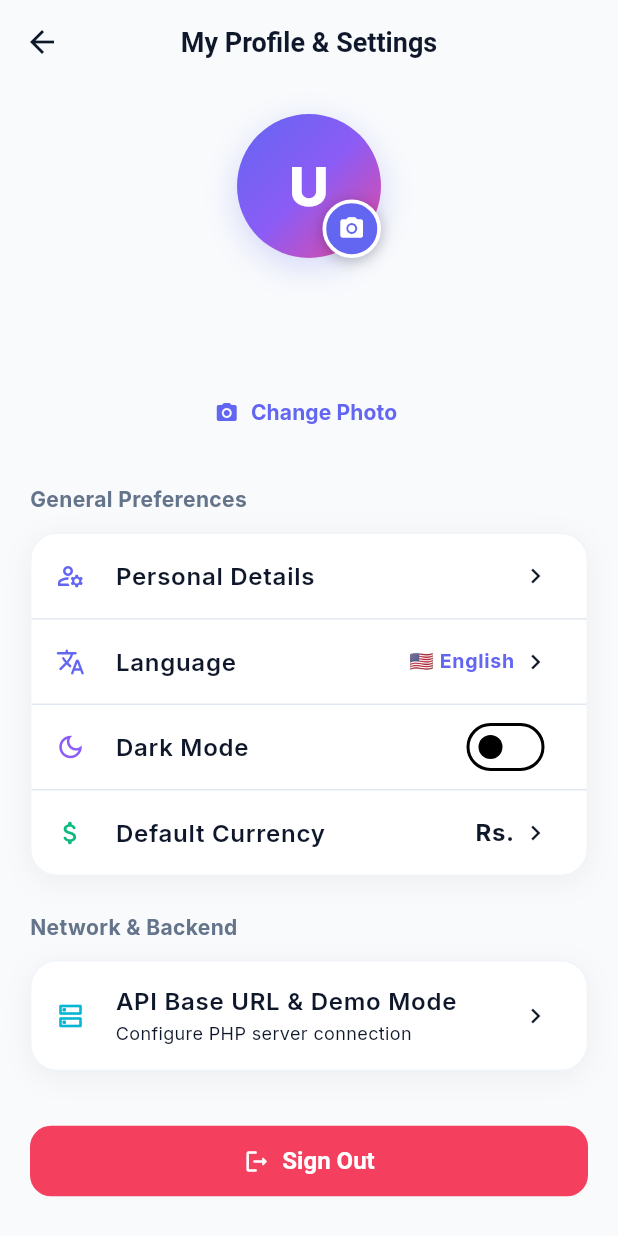
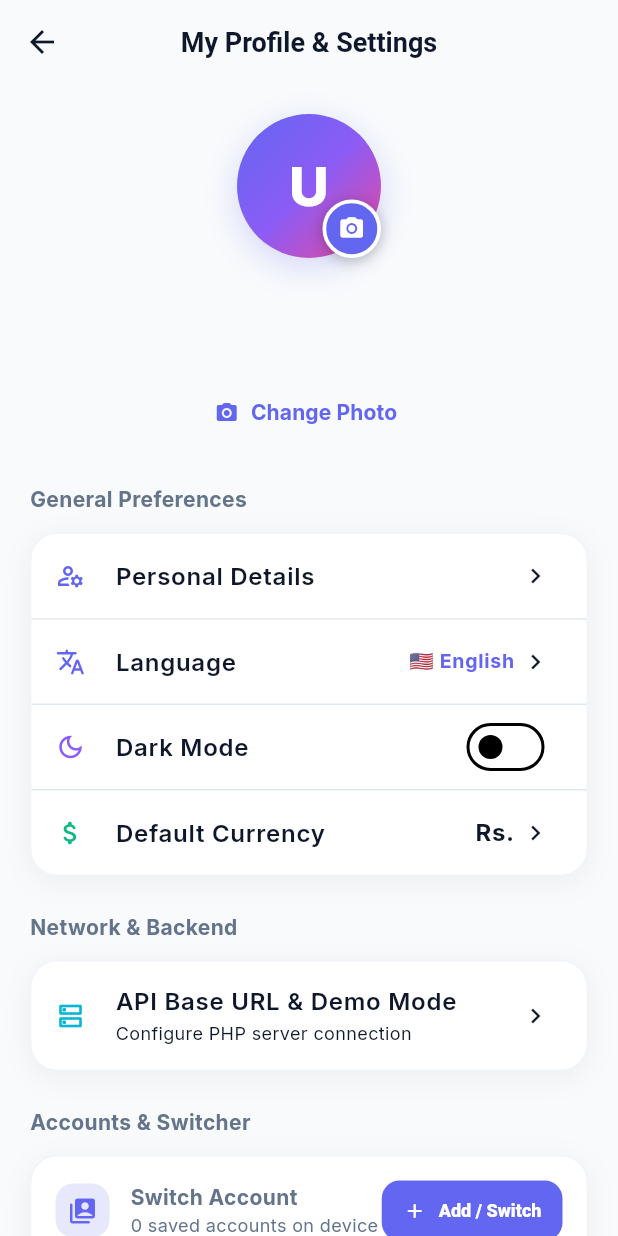
Before and after one commit to Ashi0411/personal-finance-tracker_mobile, a Flutter app: the ProfileScreen screen opened directly, on a phone screen of 412 x 824 dp. Run offline on Flutter 3.47's test engine with Material 3 defaults, Android fonts, the phone set to English and light mode, and no system bars; our stand-ins replace fl_chart, flutter_animate, google_fonts, image_picker, pdf, printing and 1 more; accounts and stored records are empty.

Commit message:
Refine account switching location to Profile screen bottom card and restore original header navigation

```diff
--- a/lib/core/localization/app_strings.dart
+++ b/lib/core/localization/app_strings.dart
@@ -113,6 +113,15 @@ class AppStrings {
       'confirm': 'Confirm',
       'delete': 'Delete',
       'edit': 'Edit',
+
+      // Multi-Account Switcher
+      'switch_account': 'Switch Account',
+      'add_another_account': 'Add Another Account',
+      'active_account': 'Active',
+      'saved_accounts': 'Saved Accounts on Device',
+      'remove_account': 'Remove from Device',
+      'remove_account_msg': 'Are you sure you want to remove this account from this device?',
+      'switched_to': 'Switched to',
 
       // Months
       'month_1': 'January',
@@ -238,6 +247,15 @@ class AppStrings {
       'delete': 'මකන්න',
       'edit': 'සංස්කරණය',
 
+      // Multi-Account Switcher
+      'switch_account': 'ගිණුම මාරු කරන්න',
+      'add_another_account': 'වෙනත් ගිණුමක් එක් කරන්න',
+      'active_account': 'ක්‍රියාකාරී',
+      'saved_accounts': 'උපාංගයේ සුරකින ලද ගිණුම්',
+      'remove_account': 'උපාංගයෙන් ඉවත් කරන්න',
+      'remove_account_msg': 'මෙම ගිණුම මෙම උපාංගයෙන් ඉවත් කිරීමට ඔබට අවශ්‍ය බව සහතිකද?',
+      'switched_to': 'ගිණුම වෙත මාරු විය',
+
       // Months
       'month_1': 'ජනවාරි',
       'month_2': 'පෙබරවාරි',
--- /dev/null
+++ b/lib/models/saved_account_model.dart
@@ -0,0 +1,65 @@
+class SavedAccountModel {
+  final int id;
+  final String fullName;
+  final String email;
+  final String? avatarUrl;
+  final String currency;
+  final String? userJson;
+  final DateTime lastActive;
+
+  SavedAccountModel({
+    required this.id,
+    required this.fullName,
+    required this.email,
+    this.avatarUrl,
+    this.currency = '\$',
+    this.userJson,
+    required this.lastActive,
+  });
+
+  factory SavedAccountModel.fromJson(Map<String, dynamic> json) {
+    return SavedAccountModel(
+      id: json['id'] is int ? json['id'] : int.tryParse(json['id'].toString()) ?? 1,
+      fullName: json['full_name'] ?? 'User',
+      email: json['email'] ?? '',
+      avatarUrl: json['avatar_url'],
+      currency: json['currency'] ?? '\$',
+      userJson: json['user_json'],
+      lastActive: json['last_active'] != null
+          ? DateTime.tryParse(json['last_active']) ?? DateTime.now()
+          : DateTime.now(),
+    );
+  }
+
+  Map<String, dynamic> toJson() {
+    return {
+      'id': id,
+      'full_name': fullName,
+      'email': email,
+      'avatar_url': avatarUrl,
+      'currency': currency,
+      'user_json': userJson,
+      'last_active': lastActive.toIso8601String(),
+    };
+  }
+
+  SavedAccountModel copyWith({
+    int? id,
+    String? fullName,
+    String? email,
+    String? avatarUrl,
+    String? currency,
+    String? userJson,
+    DateTime? lastActive,
+  }) {
+    return SavedAccountModel(
+      id: id ?? this.id,
+      fullName: fullName ?? this.fullName,
+      email: email ?? this.email,
+      avatarUrl: avatarUrl ?? this.avatarUrl,
+      currency: currency ?? this.currency,
+      userJson: userJson ?? this.userJson,
+      lastActive: lastActive ?? this.lastActive,
+    );
+  }
+}
--- a/lib/screens/dashboard/dashboard_screen.dart
+++ b/lib/screens/dashboard/dashboard_screen.dart
@@ -10,6 +10,7 @@ import '../../providers/auth_provider.dart';
 import '../../providers/language_provider.dart';
 import '../../providers/theme_provider.dart';
 import '../../providers/transaction_provider.dart';
+import '../../widgets/account_switcher_sheet.dart';
 import '../../widgets/app_drawer.dart';
 import '../../widgets/category_icon_helper.dart';
 import '../../widgets/category_management_dialog.dart';
--- a/lib/screens/profile/profile_screen.dart
+++ b/lib/screens/profile/profile_screen.dart
@@ -7,6 +7,7 @@ import '../../core/localization/app_strings.dart';
 import '../../providers/auth_provider.dart';
 import '../../providers/language_provider.dart';
 import '../../providers/theme_provider.dart';
+import '../../widgets/account_switcher_sheet.dart';
 import '../../widgets/custom_button.dart';
 import '../../widgets/custom_text_field.dart';
 import '../../widgets/hover_lift_card.dart';
@@ -463,6 +464,66 @@ class ProfileScreen extends StatelessWidget {
               },
             ),
           ),
+          const SizedBox(height: 24),
+
+          // Account Management & Add/Switch Account Button Card
+          Text(
+            'Accounts & Switcher',
+            style: TextStyle(
+              fontSize: 14,
+              fontWeight: FontWeight.w700,
+              color: isDark ? AppColors.darkTextSecondary : AppColors.lightTextSecondary,
+            ),
+          ),
+          const SizedBox(height: 12),
+          HoverLiftCard(
+            borderRadius: 18,
+            glowColor: const Color(0xFF6366F1),
+            color: isDark ? AppColors.darkCard : AppColors.lightCard,
+            padding: const EdgeInsets.symmetric(horizontal: 16, vertical: 12),
+            child: Row(
+              children: [
+                Container(
+                  padding: const EdgeInsets.all(8),
+                  decoration: BoxDecoration(
+                    color: const Color(0xFF6366F1).withValues(alpha: 0.15),
+                    borderRadius: BorderRadius.circular(12),
+                  ),
+                  child: const Icon(Icons.switch_account_rounded, color: Color(0xFF6366F1), size: 20),
+                ),
+                const SizedBox(width: 14),
+                Expanded(
+                  child: Column(
+                    crossAxisAlignment: CrossAxisAlignment.start,
+                    children: [
+                      Text(
+                        context.tr('switch_account'),
+                        style: const TextStyle(fontWeight: FontWeight.w700, fontSize: 14),
+                      ),
+                      Text(
+                        '${authProvider.savedAccounts.length} ${context.tr("saved_accounts").toLowerCase()}',
+                        style: TextStyle(fontSize: 12, color: isDark ? Colors.white60 : const Color(0xFF64748B)),
+                      ),
+                    ],
+                  ),
+                ),
+                ElevatedButton.icon(
+                  onPressed: () => AccountSwitcherSheet.show(context),
+                  icon: const Icon(Icons.add_rounded, size: 16),
+                  label: const Text(
+                    'Add / Switch',
+                    style: TextStyle(fontSize: 12, fontWeight: FontWeight.w800),
+                  ),
+                  style: ElevatedButton.styleFrom(
+                    backgroundColor: const Color(0xFF6366F1),
+                    foregroundColor: Colors.white,
+                    padding: const EdgeInsets.symmetric(horizontal: 14, vertical: 9),
+                    shape: RoundedRectangleBorder(borderRadius: BorderRadius.circular(12)),
+                  ),
+                ),
+              ],
+            ),
+          ),
           const SizedBox(height: 36),
           ElevatedButton.icon(
             onPressed: () async {
```
Also changed, not shown: lib/providers/auth_provider.dart (+129 -0 lines), lib/widgets/account_switcher_sheet.dart (added, +374 -0 lines), lib/widgets/app_drawer.dart (+13 -1 lines).
